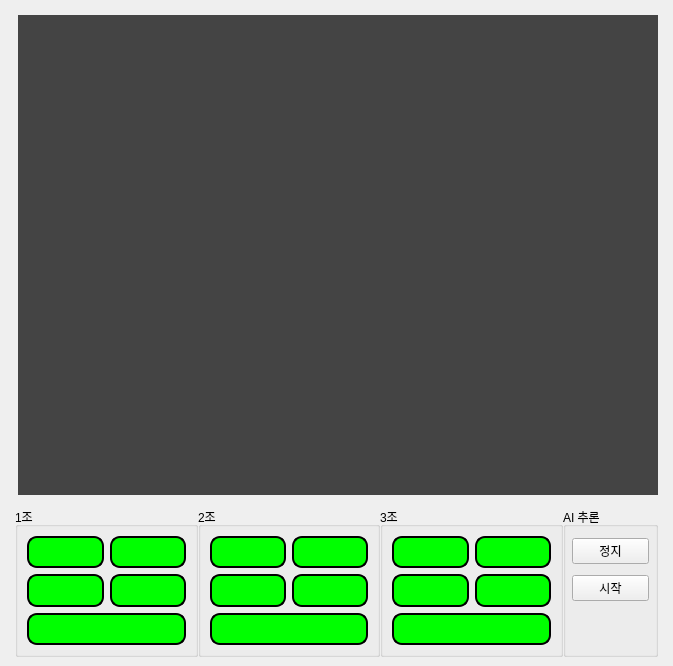
Above: main.ui from Seongho-haru/ImapeDetectionLib before the change. Below: the same form after it.
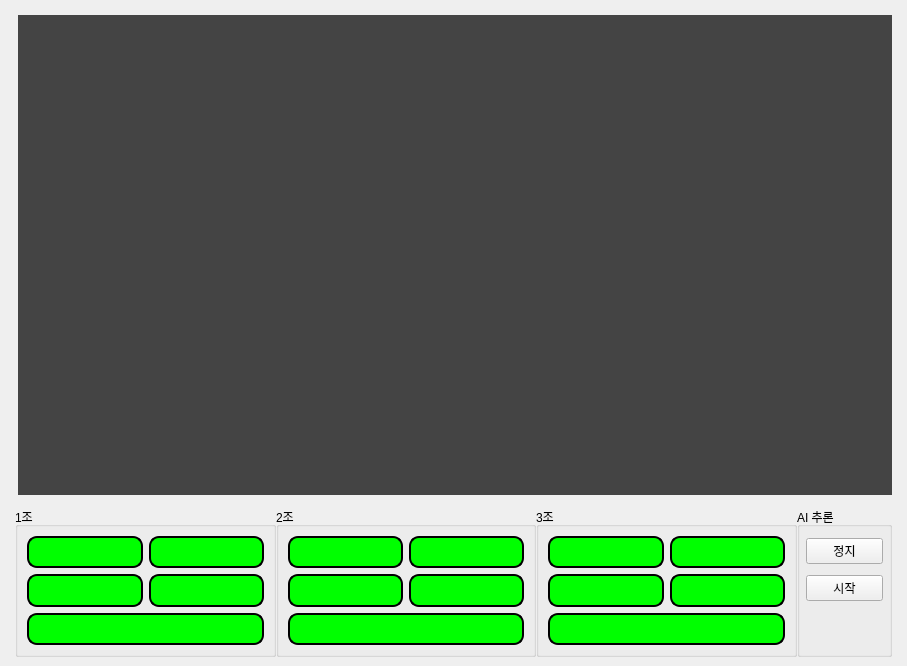
That is the form after the change.

Diff of the .ui file:
```diff
--- a/main.ui
+++ b/main.ui
@@ -6,22 +6,10 @@
    <rect>
     <x>0</x>
     <y>0</y>
-    <width>673</width>
+    <width>907</width>
     <height>666</height>
    </rect>
   </property>
-  <property name="minimumSize">
-   <size>
-    <width>673</width>
-    <height>666</height>
-   </size>
-  </property>
-  <property name="maximumSize">
-   <size>
-    <width>673</width>
-    <height>666</height>
-   </size>
-  </property>
   <property name="windowTitle">
    <string>MainWindow</string>
   </property>
@@ -53,18 +41,6 @@
            <verstretch>0</verstretch>
           </sizepolicy>
          </property>
-         <property name="minimumSize">
-          <size>
-           <width>640</width>
-           <height>480</height>
-          </size>
-         </property>
-         <property name="maximumSize">
-          <size>
-           <width>640</width>
-           <height>480</height>
-          </size>
-         </property>
          <property name="styleSheet">
           <string notr="true">background-color: rgb(68, 68, 68);</string>
          </property>
```
Left out of the diff: 30 changed lines with no effect on the pictures.
